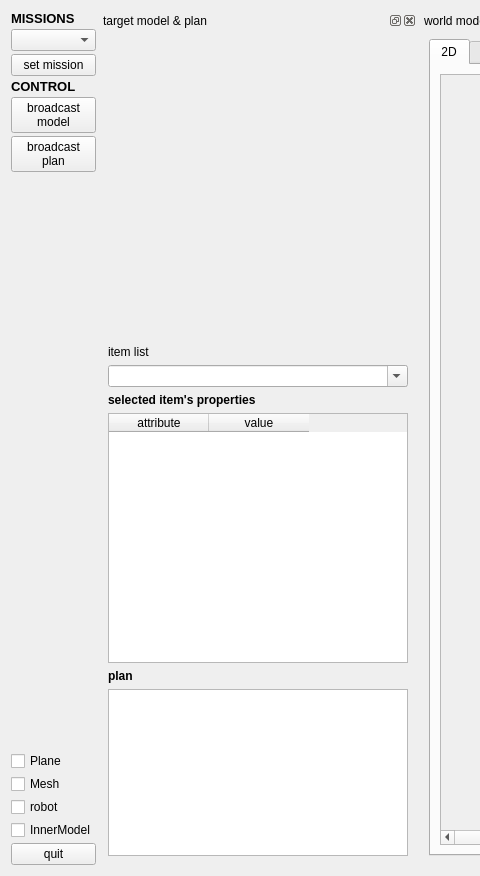
Old version of the form components/missionAgent/src/guiDlg.ui in the repository robocomp/robocomp-shelly; both pictures show x 0 to 480 and y 0 to 876 of the 1201 by 876 pixel window.
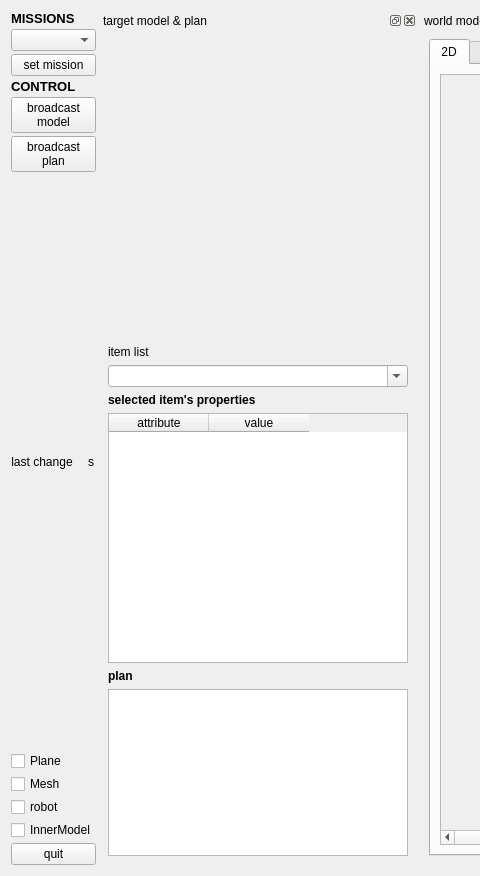
New version of the form. The open tabs and pages were chosen to show the change.

Commit message: mission now doesn't change the position of the camera

What changed in the file:
```diff
--- a/components/missionAgent/src/guiDlg.ui
+++ b/components/missionAgent/src/guiDlg.ui
@@ -68,6 +68,44 @@
          </property>
         </widget>
        </item>
+       <item>
+        <spacer name="verticalSpacer">
+         <property name="orientation">
+          <enum>Qt::Vertical</enum>
+         </property>
+         <property name="sizeHint" stdset="0">
+          <size>
+           <width>20</width>
+           <height>40</height>
+          </size>
+         </property>
+        </spacer>
+       </item>
+       <item>
+        <layout class="QHBoxLayout" name="horizontalLayout_2">
+         <item>
+          <widget class="QLabel" name="label_7">
+           <property name="text">
+            <string>&lt;html&gt;&lt;head/&gt;&lt;body&gt;&lt;p align=&quot;center&quot;&gt;last change&lt;/p&gt;&lt;/body&gt;&lt;/html&gt;</string>
+           </property>
+          </widget>
+         </item>
+         <item>
+          <widget class="QLabel" name="secondsLabel">
+           <property name="text">
+            <string/>
+           </property>
+          </widget>
+         </item>
+         <item>
+          <widget class="QLabel" name="label_8">
+           <property name="text">
+            <string>s</string>
+           </property>
+          </widget>
+         </item>
+        </layout>
+       </item>
        <item>
         <spacer name="verticalSpacer_2">
          <property name="orientation">
```
Left out of the diff: 2 changed lines with no effect on the pictures. The commit also changes 2 other files.
